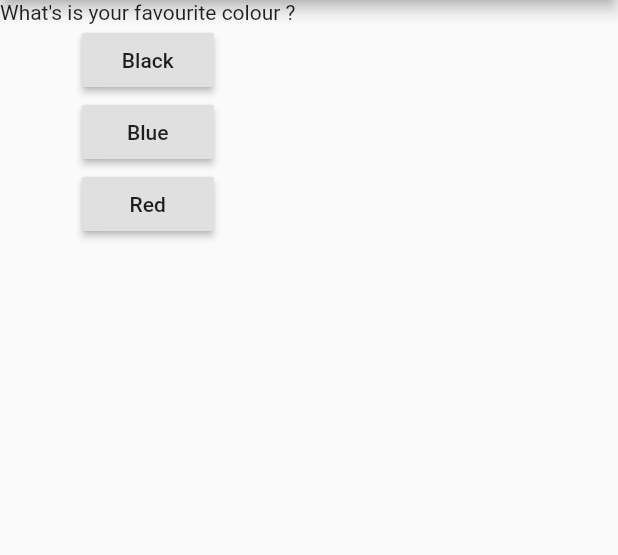
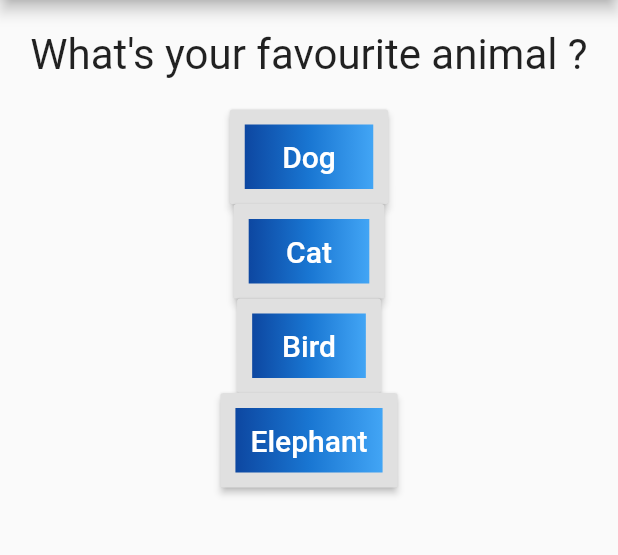
Before and after one commit to ArkapravaNandy/Personality-Test-App-Flutter, a Flutter app: the screen it shows after launch, after a tap on "Red", on a phone screen of 412 x 824 dp, the part 84-639 px from its top. Run offline on Flutter 3.47's test engine with Material 2 defaults, Android fonts, the phone set to English and light mode, and no system bars.

Commit message:
Final Commit

```diff
--- a/lib/main.dart
+++ b/lib/main.dart
@@ -4,18 +4,56 @@ import 'package:flutter/material.dart'; //flutter has several drt files under th
 //void main(){
 //  runApp(MyApp()); //this method tries to take our created widget tree and tries to draw something on the screen
 //}
+import './question.dart';
+import './Button.dart';
+import 'Score.dart';
 void main() => runApp(MyApp());
 //one line expression in case there is only one line in the method
 //to create a widget, we need to create a class. As
 //every widget is just a object of some class.
-class MyApp extends StatelessWidget
+class MyApp extends StatefulWidget{
+  @override
+  State<StatefulWidget> createState() {
+    // TODO: implement createState
+    return MyAppState();
+  }
+}
+
 //extends-->inheritance
 //stateless-widget helps in making our class a widget to be used by flutter
 //variables inside classes --->properties
 //functions inside classes --->methods
+class MyAppState extends State<MyApp>//State--->generic class
 {
-  void answerQuestion(){
-    print ('Answer Chosen');
+  var ansScoreSet={1:[5,10], 2:[10,5],3:[15,20],4:[20,15]};
+  var ansIndex=0;
+  var _questionIndex=0;
+  var _ans1=['   Red   ', '   Dog   '];
+  var _ans2=['  Green  ', '   Cat   '];
+  var _ans3=['  Blue  ', '  Bird  '];
+  var _ans4=['  Black  ', 'Elephant'];
+
+  int netScore=0;
+
+  void resetQuiz(){
+    setState(() {
+    ansIndex=0;
+    netScore=0;
+    _questionIndex=0;
+
+    });
+    }
+
+  void _answerQuestion(int index){
+    setState(() {
+      _questionIndex=(_questionIndex+1);//now the ques. index is being set dynamically
+      netScore=netScore+ansScoreSet[index][ansIndex];
+      ansIndex=(ansIndex+1)%2;
+
+      print(netScore);
+
+    });
+
   }
 
   @override
@@ -26,23 +64,110 @@ class MyApp extends StatelessWidget
     return MaterialApp(home: Scaffold(
       appBar: AppBar(title: Text('My First App'),
       ) ,
-      body:  Column(
-        children : [
-          Text(questions[0]),
+      body:
+      (_questionIndex<questions.length)?
+      Column(
+
+
+          children : [
+             question(questions[_questionIndex]),
+
           RaisedButton(
-            child: Text('Black'),
-            onPressed :()=>print('Answer 1 chosen'),//anonymous function used here
+
+          onPressed: () => _answerQuestion(1),
+          textColor: Colors.white,
+          padding: const EdgeInsets.all(0.0),
+
+          child: Container(
+            margin:EdgeInsets.all(10),
+            decoration: const BoxDecoration(
+              gradient: LinearGradient(
+                colors: <Color>[
+                  Color(0xFF0D47A1),
+                  Color(0xFF1976D2),
+                  Color(0xFF42A5F5),
+                ],
+              ),
             ),
+            padding: const EdgeInsets.all(10.0),
+            child: Text(
+              _ans1[_questionIndex],
+              style: TextStyle(fontSize: 20)
+            ),
+          ),),
+
           RaisedButton(
-            child: Text('Blue'),
-            onPressed : ()=>print('Answer 2 chosen'),
+
+          onPressed: () => _answerQuestion(2),
+          textColor: Colors.white,
+          padding: const EdgeInsets.all(0.0),
+          child: Container(
+            margin:EdgeInsets.all(10),
+            decoration: const BoxDecoration(
+              gradient: LinearGradient(
+                colors: <Color>[
+                  Color(0xFF0D47A1),
+                  Color(0xFF1976D2),
+                  Color(0xFF42A5F5),
+                ],
+              ),
             ),
+            padding: const EdgeInsets.all(10.0),
+            child: Text(
+              _ans2[_questionIndex],
+              style: TextStyle(fontSize: 20)
+            ),
+          ),),
           RaisedButton(
-            child: Text('Red'),
-            onPressed : ()=>print('Answer 3 chosen')
+
+          onPressed: () => _answerQuestion(3),
+          textColor: Colors.white,
+          padding: const EdgeInsets.all(0.0),
+          child: Container(
+            margin:EdgeInsets.all(10),
+            decoration: const BoxDecoration(
+              gradient: LinearGradient(
+                colors: <Color>[
+                  Color(0xFF0D47A1),
+                  Color(0xFF1976D2),
+                  Color(0xFF42A5F5),
+                ],
+              ),
             ),
+            padding: const EdgeInsets.all(10.0),
+            child: Text(
+              _ans3[_questionIndex],
+              style: TextStyle(fontSize: 20)
+            ),
+          ),),
+          RaisedButton(
+
+          onPressed: () => _answerQuestion(4),
+          textColor: Colors.white,
+          padding: const EdgeInsets.all(0.0),
+          child: Container(
+            margin:EdgeInsets.all(10),
+            decoration: const BoxDecoration(
+              gradient: LinearGradient(
+                colors: <Color>[
+                  Color(0xFF0D47A1),
+                  Color(0xFF1976D2),
+                  Color(0xFF42A5F5),
+                ],
+              ),
+            ),
+            padding: const EdgeInsets.all(10.0),
+            child: Text(
+              _ans4[_questionIndex],
+              style: TextStyle(fontSize: 20)
+            ),
+          ),),
         ],
-        ),
+
+
+
+        ):Score(netScore,resetQuiz),
+
     ),
     );
     //MaterialApp(it's actually a class) is the returned widget here ; it turns our combination of widgets into a proper app
--- /dev/null
+++ b/lib/question.dart
@@ -0,0 +1,18 @@
+import 'package:flutter/material.dart';
+class question extends StatelessWidget {
+  final String questionText;
+  question(this.questionText);
+
+  @override
+  Widget build(BuildContext context) {
+    return Container(
+      width:double.infinity,
+      margin: EdgeInsets.all(20),
+      child: Text(questionText,
+      style: TextStyle(fontSize: 28, ),
+      textAlign: TextAlign.center,
+      ),
+    );
+
+  }
+}
```
Also changed, not shown: lib/Button.dart (added, +33 -0 lines), lib/Score.dart (added, +57 -0 lines).
